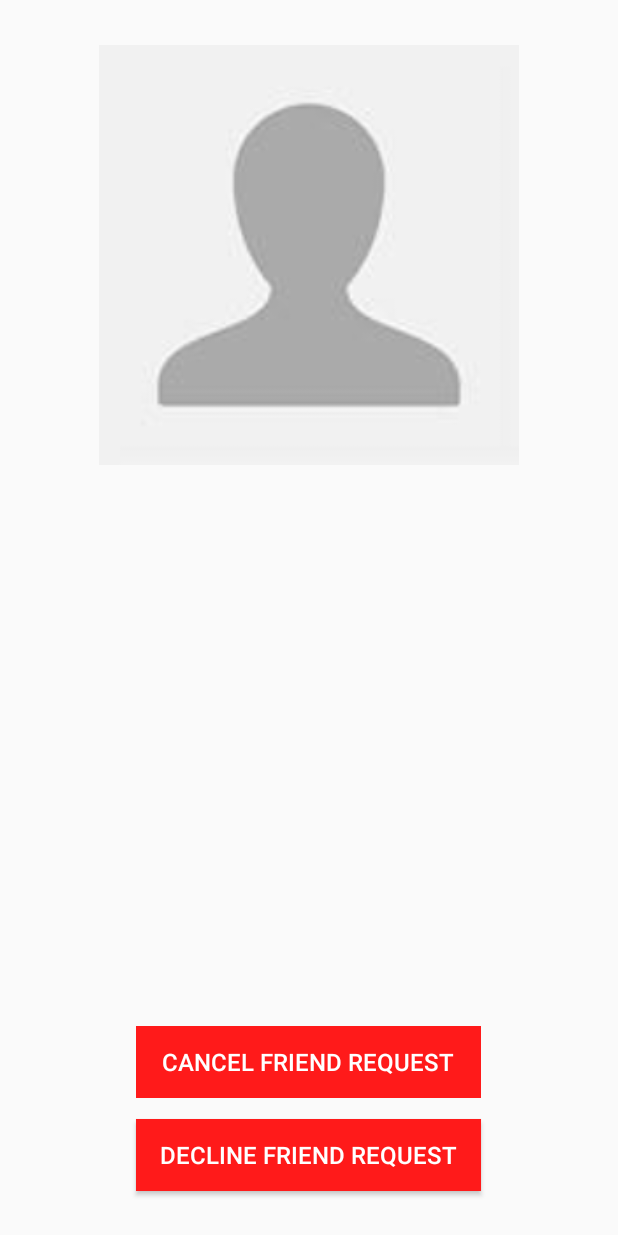
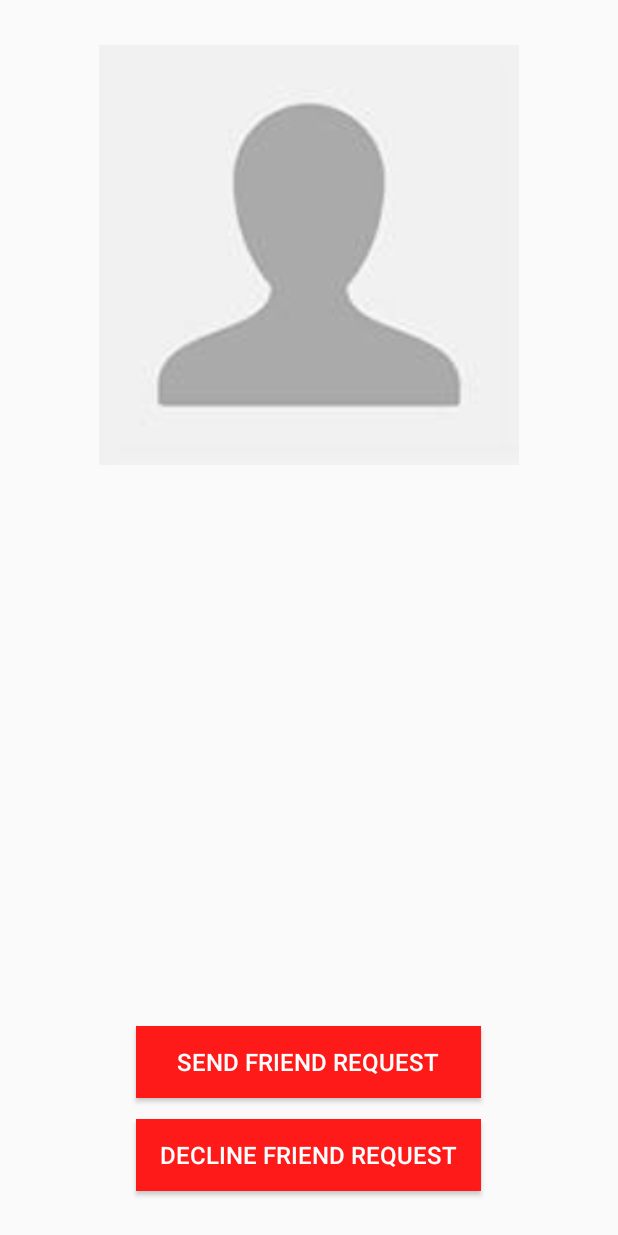
Before and after one commit to romanov1589/StudentsTalk, an Android app: the ProfileActivity screen opened directly, with no data from a screen before it, after a tap on "CANCEL FRIEND REQUEST", on a phone screen of 412 x 824 dp. Run offline under Robolectric (Android 15) with nearby library versions, the phone set to English and light mode, and no system bars; our stand-ins replace Firebase (no records; nobody signed in at launch, a user with empty details on screens opened directly), Picasso; 4 statements that could not run were skipped; 1 other tap on this screen came first.

Commit message:
Cancel friend request added

```diff
--- a/app/src/main/java/pl/romanov/s14048/studentstalk/ProfileActivity.java
+++ b/app/src/main/java/pl/romanov/s14048/studentstalk/ProfileActivity.java
@@ -68,6 +68,7 @@ public class ProfileActivity extends AppCompatActivity {
                 profileName.setText(name);
                 profileStatus.setText(status);
                 Picasso.with(ProfileActivity.this).load(image).placeholder(R.drawable.default_profile_image).into(profileImage);
+
                 friendRequestReference.child(senderUserId)
                         .addListenerForSingleValueEvent(new ValueEventListener() {
                             @Override
@@ -103,8 +104,34 @@ public class ProfileActivity extends AppCompatActivity {
                  if(CURRENT_STATE.equals("not_friends")){
                      sendFriendRequestToPerson();
                  }
+                 if(CURRENT_STATE.equals("request_sent")){
+                     cancelFriendRequest();
+                 }
             }
         });
+    }
+
+    private void cancelFriendRequest() {
+        friendRequestReference.child(senderUserId).child(receiverUserId).removeValue()
+                .addOnCompleteListener(new OnCompleteListener<Void>() {
+                    @Override
+                    public void onComplete(@NonNull Task<Void> task) {
+                        if (task.isSuccessful()) {
+                            friendRequestReference.child(receiverUserId).child(senderUserId)
+                                    .removeValue().addOnCompleteListener(new OnCompleteListener<Void>() {
+                                @Override
+                                public void onComplete(@NonNull Task<Void> task) {
+                                    if(task.isSuccessful()){
+                                        sendFriendRequestButton.setEnabled(true);
+                                        CURRENT_STATE = "not_friends";
+                                        sendFriendRequestButton.setText("Send Friend Request");
+                                    }
+                                }
+                            });
+
+                        }
+                    }
+                });
     }
 
     private void sendFriendRequestToPerson() {
@@ -120,7 +147,7 @@ public class ProfileActivity extends AppCompatActivity {
                         public void onComplete(@NonNull Task<Void> task) {
                             if(task.isSuccessful()){
                                 sendFriendRequestButton.setEnabled(true);
-                                CURRENT_STATE = "request_send";
+                                CURRENT_STATE = "request_sent";
                                 sendFriendRequestButton.setText("Cancel Friend Request");
                             }
                         }
```
